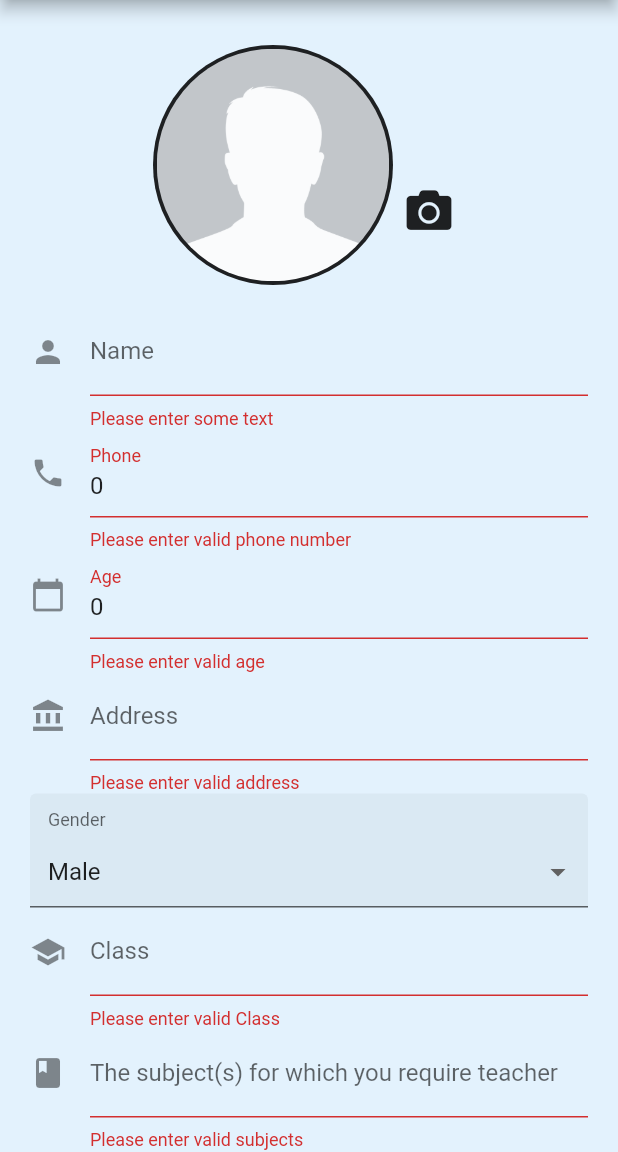
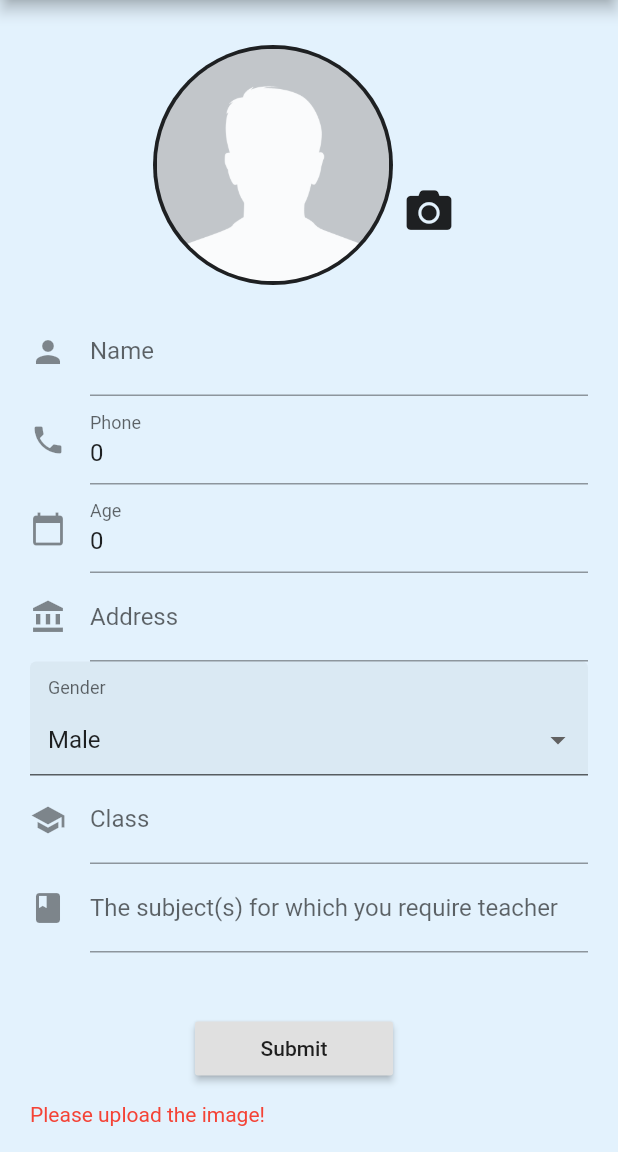
Before and after one commit to srivaayush/Step-Smart, a Flutter app: the StudentForm screen opened directly, after a tap on "Submit", on a phone screen of 412 x 824 dp, the part 84-1236 px from its top. Run offline on Flutter 3.47's test engine with Material 2 defaults, Android fonts, the light colour scheme and no system bars; drawn by our look-alikes of dropdown_formfield; our stand-ins replace cloud_firestore, firebase_auth, firebase_storage, flutter_spinkit, font_awesome_flutter, google_sign_in and 3 more; accounts and stored records are empty; statements that could not run were skipped.

Commit message:
Minor bugs appended

```diff
--- a/lib/screens/authenticate/register.dart
+++ b/lib/screens/authenticate/register.dart
@@ -28,7 +28,7 @@ class _RegisterState extends State<Register> {
     return loading
         ? ErrorOccured()
         : Scaffold(
-            backgroundColor: Colors.black38,
+            backgroundColor: Colors.black,
             body: DecoratedBox(
                 position: DecorationPosition.background,
                 decoration: BoxDecoration(
--- a/lib/screens/profile/edit_profile_student.dart
+++ b/lib/screens/profile/edit_profile_student.dart
@@ -293,7 +293,11 @@ class EditStudentFormState extends State<EditStudentForm> {
                   child: const Text("Submit"),
                   onPressed: () async {
                     // It returns true if the form is valid, otherwise returns false
-                    if (_formKey.currentState.validate() &&
+                    if (widget._image == null) {
+                      setState(() {
+                        widget.error = "Please upload the image!";
+                      });
+                    } else if (_formKey.currentState.validate() &&
                         widget._image != null) {
                       print("right1");
                       dynamic result = await UpdateStudent(uid: user.uid)
@@ -308,7 +312,7 @@ class EditStudentFormState extends State<EditStudentForm> {
                               widget.subjects);
                       print("right4");
                       if (result != null) {
-                        print("right2");
+                        // print("right2");
                         Navigator.pop(context);
                         Navigator.pop(context);
                         Toast.show("Profile Updated", context,
--- a/lib/screens/profile/edit_profile_tutor.dart
+++ b/lib/screens/profile/edit_profile_tutor.dart
@@ -479,7 +479,11 @@ class EditTutorFormState extends State<EditTutorForm> {
                 child: new RaisedButton(
                   child: const Text('Submit'),
                   onPressed: () {
-                    if (_formKey.currentState.validate() &&
+                    if (widget._image == null) {
+                      setState(() {
+                        widget.error = "Please upload the image!";
+                      });
+                    } else if (_formKey.currentState.validate() &&
                         widget._image != null) {
                       dynamic result = UpdateTutor(uid: user.uid)
                           .updateTutorDetails(
--- a/lib/screens/profile/student_form.dart
+++ b/lib/screens/profile/student_form.dart
@@ -291,7 +291,12 @@ class StudentFormState extends State<StudentForm> {
                   child: const Text("Submit"),
                   onPressed: () {
                     // It returns true if the form is valid, otherwise returns false
-                    if (_formKey.currentState.validate() && _image != null) {
+                    if (_image == null) {
+                      setState(() {
+                        error = "Please upload the image!";
+                      });
+                    } else if (_formKey.currentState.validate() &&
+                        _image != null) {
                       print(gender);
                       print(_valueGender);
                       dynamic result = UpdateStudent(uid: user.uid)
```
Also changed, not shown: lib/screens/dashboard/dashboard.dart (+8 -6 lines), lib/screens/profile/tutor_form.dart (+9 -5 lines), assets/images/applogo.png (added), 5 other files.
